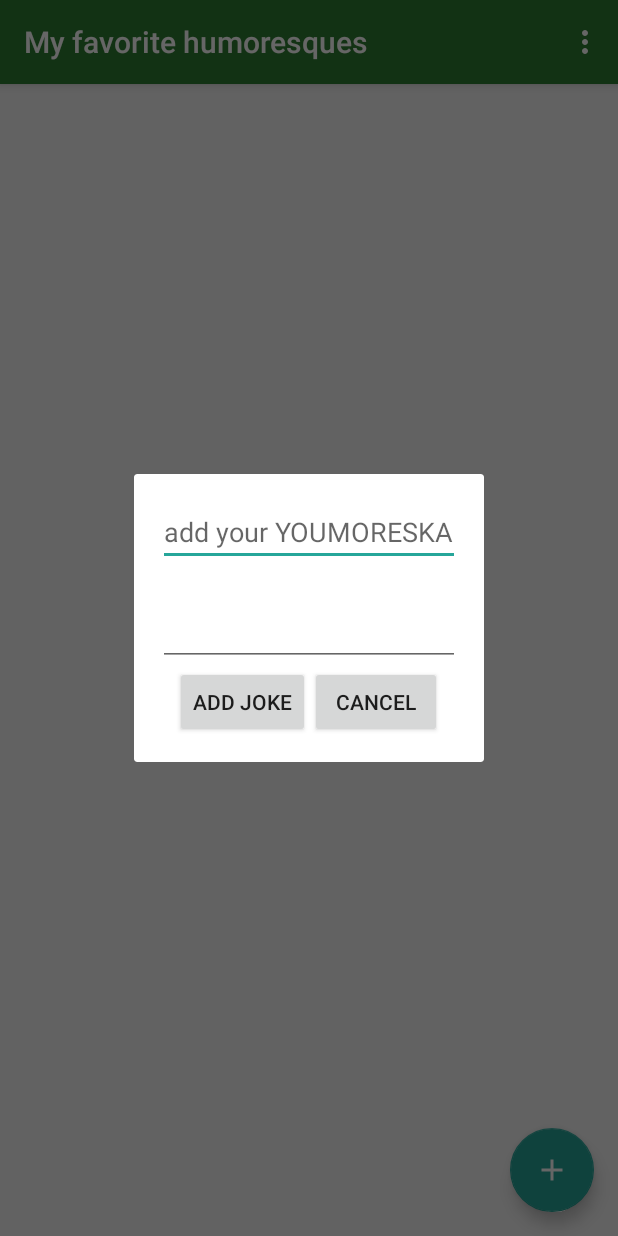
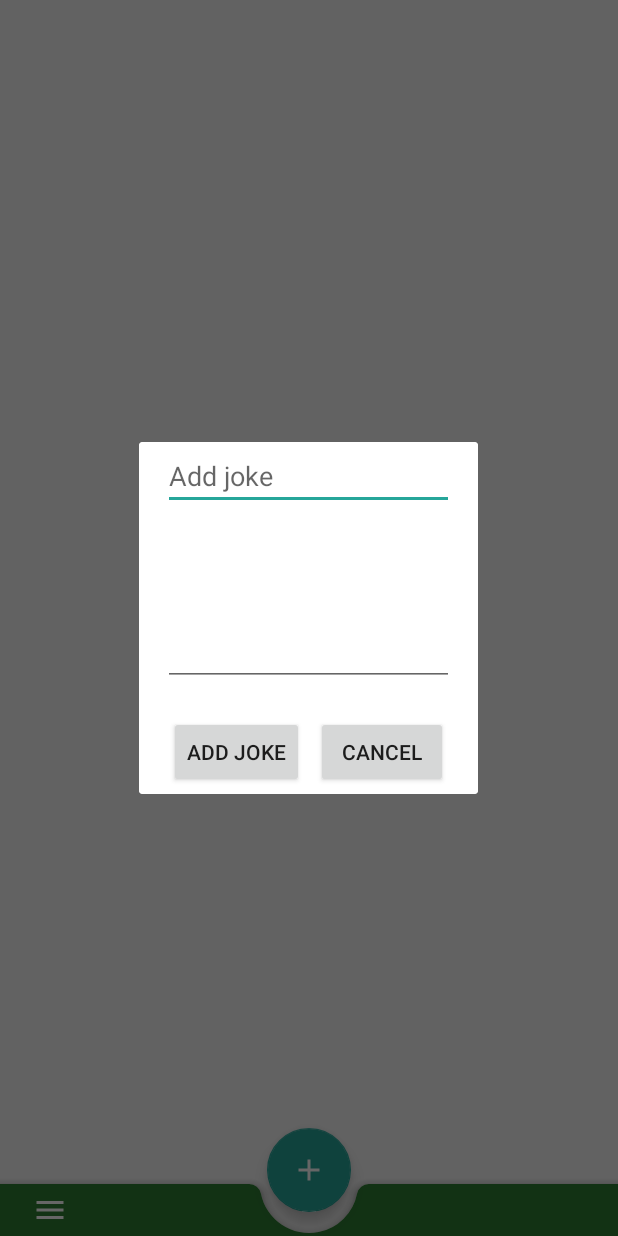
Before and after one commit to Maksim2355/JokesList-Android-Prototype, an Android app: the screen it shows after launch (MainActivity), after a tap on an icon or button, on a phone screen of 412 x 824 dp. Run offline under Robolectric (Android 15) with nearby library versions, the phone set to English and light mode, and no system bars.

Commit message:
Дорогой пидарас антон, я уже сам стили начинаю делать

```diff
--- a/app/build.gradle
+++ b/app/build.gradle
@@ -36,4 +36,5 @@ dependencies {
     androidTestImplementation 'androidx.test.espresso:espresso-core:3.2.0'
     implementation 'androidx.navigation:navigation-fragment-ktx:2.2.2'
     implementation 'androidx.navigation:navigation-ui-ktx:2.2.2'
+    implementation 'com.google.android.material:material:1.0.0-alpha1'
 }
--- a/app/src/main/java/com/example/kolodeznapp/AdapterJokes.kt
+++ b/app/src/main/java/com/example/kolodeznapp/AdapterJokes.kt
@@ -1,16 +1,22 @@
 package com.example.kolodeznapp
+
 
 import android.view.LayoutInflater
 import android.view.View
 import android.view.ViewGroup
+import android.widget.Button
 import android.widget.TextView
 import androidx.recyclerview.widget.RecyclerView
 import com.example.kolodeznapp.API.JokeApi
 import com.example.kolodeznapp.model.Joke
 
+
 class AdapterJokes(private val jokes: Array<Joke>, private val dbApi: JokeApi):
     RecyclerView.Adapter<AdapterJokes.ViewHolder>() {
     private lateinit var mTitleItem: TextView
+    private lateinit var mBtnDelete: Button
+    private lateinit var mBtnEdit: Button
+    private lateinit var mBtnItemExtension: Button
 
     override fun onCreateViewHolder(parent: ViewGroup, viewType: Int): ViewHolder {
         val context = parent.context
@@ -40,7 +46,6 @@ class AdapterJokes(private val jokes: Array<Joke>, private val dbApi: JokeApi):
         }
 
         override fun onClick(v: View?) {
-            TODO("Not yet implemented")
         }
 
 
--- a/app/src/main/java/com/example/kolodeznapp/MainActivity.kt
+++ b/app/src/main/java/com/example/kolodeznapp/MainActivity.kt
@@ -13,7 +13,6 @@ class MainActivity : AppCompatActivity() {
     override fun onCreate(savedInstanceState: Bundle?) {
         super.onCreate(savedInstanceState)
         setContentView(R.layout.activity_main)
-        setSupportActionBar(toolbar)
 
     }
 
--- a/app/src/main/java/com/example/kolodeznapp/UI/ListJokesFragment.kt
+++ b/app/src/main/java/com/example/kolodeznapp/UI/ListJokesFragment.kt
@@ -45,7 +45,7 @@ class ListJokesFragment : Fragment(), UpdateAdapter {
         btn.setOnClickListener {
             val addJokeDialog =
                 AddJokeDialog(this)
-            fragmentManager?.let { it1 -> addJokeDialog.show(it1, "custom") }
+            parentFragmentManager.let { it1 -> addJokeDialog.show(it1, "custom") }
         }
     }
 
--- a/app/src/main/java/com/example/kolodeznapp/dialog/AddJokeDialog.kt
+++ b/app/src/main/java/com/example/kolodeznapp/dialog/AddJokeDialog.kt
@@ -30,16 +30,16 @@ class AddJokeDialog(private val listJokesFragment: Fragment) : DialogFragment(),
         savedInstanceState: Bundle?
     ): View? {
         updateList = listJokesFragment as UpdateAdapter
-        dbAPI = JokeDatabaseHelper(activity!!) as JokeApi
-        val dialog: Dialog = dialog!!
-        dialog.setTitle("Add joke")
+        dbAPI = JokeDatabaseHelper(requireActivity())
         val v: View = inflater.inflate(R.layout.dialog_add_joke, null)
+
         mBtnOk = v.findViewById(R.id.btn_ok)
         mBtnNone = v.findViewById(R.id.btn_cancel)
         mEditTitleJoke = v.findViewById(R.id.title_joke)
         mEditJoke = v.findViewById(R.id.joke_add)
         mBtnOk.setOnClickListener(this)
         mBtnNone.setOnClickListener(this)
+
         return v
     }
 
@@ -56,7 +56,7 @@ class AddJokeDialog(private val listJokesFragment: Fragment) : DialogFragment(),
                 dismiss()
             }
             R.id.btn_cancel -> {
-                super.onCancel(dialog!!);
+                dialog!!.cancel()
             }
         }
     }
--- /dev/null
+++ b/app/src/main/java/com/example/kolodeznapp/dialog/EditJokeDialog.kt
@@ -0,0 +1,4 @@
+package com.example.kolodeznapp.dialog
+
+class EditJokeDialog {
+}
--- /dev/null
+++ b/app/src/main/res/drawable/ic_menu_24px.xml
@@ -0,0 +1,9 @@
+<vector xmlns:android="http://schemas.android.com/apk/res/android"
+    android:width="24dp"
+    android:height="24dp"
+    android:viewportWidth="24"
+    android:viewportHeight="24">
+  <path
+      android:fillColor="#FFF"
+      android:pathData="M3,18h18v-2L3,16v2zM3,13h18v-2L3,11v2zM3,6v2h18L21,6L3,6z"/>
+</vector>
--- a/app/src/main/res/layout/activity_main.xml
+++ b/app/src/main/res/layout/activity_main.xml
@@ -7,20 +7,10 @@
     android:background="@drawable/gradient_activity"
     tools:context=".MainActivity">
 
-    <com.google.android.material.appbar.AppBarLayout
+
+    <include
+        layout="@layout/content_main"
         android:layout_width="match_parent"
-        android:layout_height="wrap_content"
-        android:theme="@style/AppTheme.AppBarOverlay">
-
-        <androidx.appcompat.widget.Toolbar
-            android:id="@+id/toolbar"
-            android:layout_width="match_parent"
-            android:layout_height="?attr/actionBarSize"
-            android:background="?attr/colorPrimary"
-            app:popupTheme="@style/AppTheme.PopupOverlay" />
-
-    </com.google.android.material.appbar.AppBarLayout>
-
-    <include layout="@layout/content_main" />
+        android:layout_height="match_parent" />
 
 </androidx.coordinatorlayout.widget.CoordinatorLayout>
--- a/app/src/main/res/layout/content_main.xml
+++ b/app/src/main/res/layout/content_main.xml
@@ -1,6 +1,8 @@
 <?xml version="1.0" encoding="utf-8"?>
-<androidx.constraintlayout.widget.ConstraintLayout xmlns:android="http://schemas.android.com/apk/res/android"
+<androidx.coordinatorlayout.widget.CoordinatorLayout
+    xmlns:android="http://schemas.android.com/apk/res/android"
     xmlns:app="http://schemas.android.com/apk/res-auto"
+    style="@style/Widget.MaterialComponents.BottomAppBar"
     android:layout_width="match_parent"
     android:layout_height="match_parent"
     app:layout_behavior="@string/appbar_scrolling_view_behavior">
@@ -8,12 +10,9 @@
     <fragment
         android:id="@+id/nav_host_fragment"
         android:name="androidx.navigation.fragment.NavHostFragment"
-        android:layout_width="0dp"
-        android:layout_height="0dp"
+        android:layout_width="match_parent"
+        android:layout_height="match_parent"
         app:defaultNavHost="true"
-        app:layout_constraintBottom_toBottomOf="parent"
-        app:layout_constraintLeft_toLeftOf="parent"
-        app:layout_constraintRight_toRightOf="parent"
-        app:layout_constraintTop_toTopOf="parent"
         app:navGraph="@navigation/nav_graph" />
-</androidx.constraintlayout.widget.ConstraintLayout>
+
+</androidx.coordinatorlayout.widget.CoordinatorLayout>
--- a/app/src/main/res/layout/dialog_add_joke.xml
+++ b/app/src/main/res/layout/dialog_add_joke.xml
@@ -1,42 +1,63 @@
 <?xml version="1.0" encoding="utf-8"?>
-<LinearLayout xmlns:android="http://schemas.android.com/apk/res/android"
+
+<androidx.cardview.widget.CardView xmlns:android="http://schemas.android.com/apk/res/android"
     xmlns:app="http://schemas.android.com/apk/res-auto"
-    xmlns:tools="http://schemas.android.com/tools"
     android:layout_width="wrap_content"
     android:layout_height="wrap_content"
+    android:orientation="vertical"
     android:layout_gravity="center"
-    android:gravity="center"
-    android:padding="@dimen/fab_margin"
-    android:orientation="vertical">
+    >
 
+    <androidx.constraintlayout.widget.ConstraintLayout
+        android:layout_width="match_parent"
+        android:layout_height="wrap_content"
+        android:layout_gravity="center"
+        android:paddingLeft="16dp"
+        android:paddingRight="16dp">
 
         <EditText
             android:id="@+id/title_joke"
-        android:layout_width="match_parent"
+            android:layout_width="0dp"
             android:layout_height="wrap_content"
+            android:layout_marginBottom="8dp"
             android:autofillHints=""
             android:hint="@string/add_your_youmoreska"
-        android:inputType="textPersonName" />
+            android:inputType="textPersonName"
+            app:layout_constraintBottom_toTopOf="@+id/joke_add"
+            app:layout_constraintEnd_toEndOf="parent"
+            app:layout_constraintStart_toStartOf="parent"
+            app:layout_constraintTop_toTopOf="parent" />
 
         <EditText
             android:id="@+id/joke_add"
+            android:layout_width="0dp"
+            android:layout_height="wrap_content"
+            android:layout_marginBottom="8dp"
+            android:autofillHints=""
+            android:inputType="textMultiLine"
+            android:lines="4"
+            app:layout_constraintBottom_toTopOf="@+id/linearLayout2"
+            app:layout_constraintEnd_toEndOf="parent"
+            app:layout_constraintStart_toStartOf="parent"
+            app:layout_constraintTop_toBottomOf="@+id/title_joke" />
+
+        <LinearLayout
+            android:id="@+id/linearLayout2"
             android:layout_width="match_parent"
             android:layout_height="wrap_content"
-        android:autofillHints=""
-        android:inputType="textMultiLine"
-        android:lines="2"
-        tools:ignore="LabelFor" />
-
-    <LinearLayout
-        android:layout_width="match_parent"
-        android:layout_height="wrap_content"
+            android:layout_marginTop="8dp"
             android:gravity="center_horizontal"
-        android:orientation="horizontal">
+            android:orientation="horizontal"
+            app:layout_constraintBottom_toBottomOf="parent"
+            app:layout_constraintEnd_toEndOf="parent"
+            app:layout_constraintStart_toStartOf="parent"
+            app:layout_constraintTop_toBottomOf="@+id/joke_add">
 
             <Button
                 android:id="@+id/btn_ok"
                 android:layout_width="wrap_content"
                 android:layout_height="wrap_content"
+                android:layout_margin="4dp"
                 android:text="Add joke"
                 app:layout_constraintStart_toStartOf="@+id/joke_add" />
 
@@ -44,7 +65,9 @@
                 android:id="@+id/btn_cancel"
                 android:layout_width="wrap_content"
                 android:layout_height="wrap_content"
+                android:layout_margin="4dp"
                 android:text="Cancel" />
+        </LinearLayout>
 
-    </LinearLayout>
-</LinearLayout>
+    </androidx.constraintlayout.widget.ConstraintLayout>
+</androidx.cardview.widget.CardView>
--- a/app/src/main/res/layout/fragment_list_jokes.xml
+++ b/app/src/main/res/layout/fragment_list_jokes.xml
@@ -1,22 +1,45 @@
 <?xml version="1.0" encoding="utf-8"?>
-<FrameLayout xmlns:android="http://schemas.android.com/apk/res/android"
+    <androidx.constraintlayout.widget.ConstraintLayout xmlns:android="http://schemas.android.com/apk/res/android"
     xmlns:app="http://schemas.android.com/apk/res-auto"
     xmlns:tools="http://schemas.android.com/tools"
     android:layout_width="match_parent"
     android:layout_height="match_parent"
+    style="@style/Widget.MaterialComponents.BottomAppBar"
     tools:context=".UI.ListJokesFragment">
+
     <androidx.recyclerview.widget.RecyclerView
         android:id="@+id/recycler_jokes_list"
         android:layout_width="match_parent"
+        android:layout_height="0dp"
+        app:layout_constraintEnd_toEndOf="parent"
+        app:layout_constraintStart_toStartOf="parent"
+        app:layout_constraintTop_toTopOf="parent" />
+
+    <androidx.coordinatorlayout.widget.CoordinatorLayout
+        android:id="@+id/coordinatorLayout"
+        android:layout_width="match_parent"
         android:layout_height="match_parent"
-        />
+        app:layout_constraintBottom_toBottomOf="parent"
+        app:layout_constraintEnd_toEndOf="parent"
+        app:layout_constraintStart_toStartOf="parent">
 
+        <com.google.android.material.bottomappbar.BottomAppBar
+            android:id="@+id/bottom_app_bar"
+            android:layout_width="match_parent"
+            android:layout_height="wrap_content"
+            android:layout_gravity="bottom"
+            android:padding="5dp"
+            app:backgroundTint="@color/colorPrimary"
+            app:fabAlignmentMode="center"
+            app:navigationIcon="@drawable/ic_menu_24px" />
 
-    <com.google.android.material.floatingactionbutton.FloatingActionButton
-        android:id="@+id/fab"
-        android:layout_width="wrap_content"
-        android:layout_height="wrap_content"
-        android:layout_gravity="bottom|end"
-        android:layout_margin="@dimen/fab_margin"
-        app:srcCompat="@drawable/ic_add_24px" />
-</FrameLayout>
+        <com.google.android.material.floatingactionbutton.FloatingActionButton
+            android:id="@+id/fab"
+            android:layout_width="wrap_content"
+            android:layout_height="wrap_content"
+            android:src="@drawable/ic_add_24px"
+            app:layout_anchor="@id/bottom_app_bar" />
+
+    </androidx.coordinatorlayout.widget.CoordinatorLayout>
+
+</androidx.constraintlayout.widget.ConstraintLayout>
--- a/app/src/main/res/layout/item_joke.xml
+++ b/app/src/main/res/layout/item_joke.xml
@@ -1,32 +1,35 @@
 <?xml version="1.0" encoding="utf-8"?>
-<androidx.constraintlayout.widget.ConstraintLayout xmlns:android="http://schemas.android.com/apk/res/android"
+<androidx.cardview.widget.CardView xmlns:android="http://schemas.android.com/apk/res/android"
     xmlns:app="http://schemas.android.com/apk/res-auto"
-    xmlns:tools="http://schemas.android.com/tools"
     android:layout_width="match_parent"
     android:layout_height="wrap_content"
-    android:layout_margin="8dp"
-    android:background="@android:drawable/dialog_holo_light_frame"
-    android:padding="32dp">
+    android:layout_margin="@dimen/fab_margin"
+    android:layout_marginBottom="32dp"
+    >
+
+    <androidx.constraintlayout.widget.ConstraintLayout
+        android:layout_width="match_parent"
+        android:layout_height="wrap_content"
+        android:padding="16dp">
 
     <ImageButton
-        android:id="@+id/imageButton"
+        android:id="@+id/item_extension"
         android:layout_width="wrap_content"
         android:layout_height="wrap_content"
         android:background="@drawable/ic_keyboard_arrow_down_24px"
+        android:contentDescription="TODO"
         app:layout_constraintBottom_toBottomOf="parent"
         app:layout_constraintStart_toStartOf="parent"
         app:layout_constraintTop_toTopOf="parent" />
 
     <TextView
         android:id="@+id/title_joke_item"
-        android:layout_width="wrap_content"
-        android:layout_height="wrap_content"
+        android:layout_width="203dp"
+        android:layout_height="40dp"
         android:layout_gravity="center_horizontal"
-        android:layout_marginStart="32dp"
         app:layout_constraintBottom_toBottomOf="parent"
         app:layout_constraintEnd_toStartOf="@+id/linearLayout"
-        app:layout_constraintHorizontal_bias="0.0"
-        app:layout_constraintStart_toEndOf="@+id/imageButton"
+        app:layout_constraintStart_toEndOf="@+id/item_extension"
         app:layout_constraintTop_toTopOf="parent" />
 
     <LinearLayout
@@ -40,12 +43,17 @@
         <ImageButton
             android:layout_width="wrap_content"
             android:layout_height="wrap_content"
+            android:layout_margin="8dp"
             android:background="@drawable/ic_edit_24px" />
 
         <ImageButton
             android:layout_width="wrap_content"
             android:layout_height="wrap_content"
+            android:layout_margin="8dp"
             android:background="@drawable/ic_clear_24px" />
+
     </LinearLayout>
 
-</androidx.constraintlayout.widget.ConstraintLayout>
+    </androidx.constraintlayout.widget.ConstraintLayout>
+
+</androidx.cardview.widget.CardView>
--- a/app/src/main/res/values/strings.xml
+++ b/app/src/main/res/values/strings.xml
@@ -6,6 +6,6 @@
     <string name="second_fragment_label">Second Fragment</string>
     <string name="next">Next</string>
     <string name="previous">Previous</string>
-    <string name="add_your_youmoreska">add your YOUMORESKA</string>
+    <string name="add_your_youmoreska">Add joke</string>
     <string name="itemJoke_btn_delJoke"></string>
 </resources>
--- a/build.gradle
+++ b/build.gradle
@@ -8,7 +8,7 @@ buildscript {
 
     }
     dependencies {
-        classpath 'com.android.tools.build:gradle:3.6.2'
+        classpath 'com.android.tools.build:gradle:3.6.3'
         classpath "org.jetbrains.kotlin:kotlin-gradle-plugin:$kotlin_version"
 
         // NOTE: Do not place your application dependencies here; they belong
```
Also changed, not shown: app/src/main/res/anim/rotate.xml (added, +13 -0 lines). Lines whose indentation alone changed are shown as unchanged.
